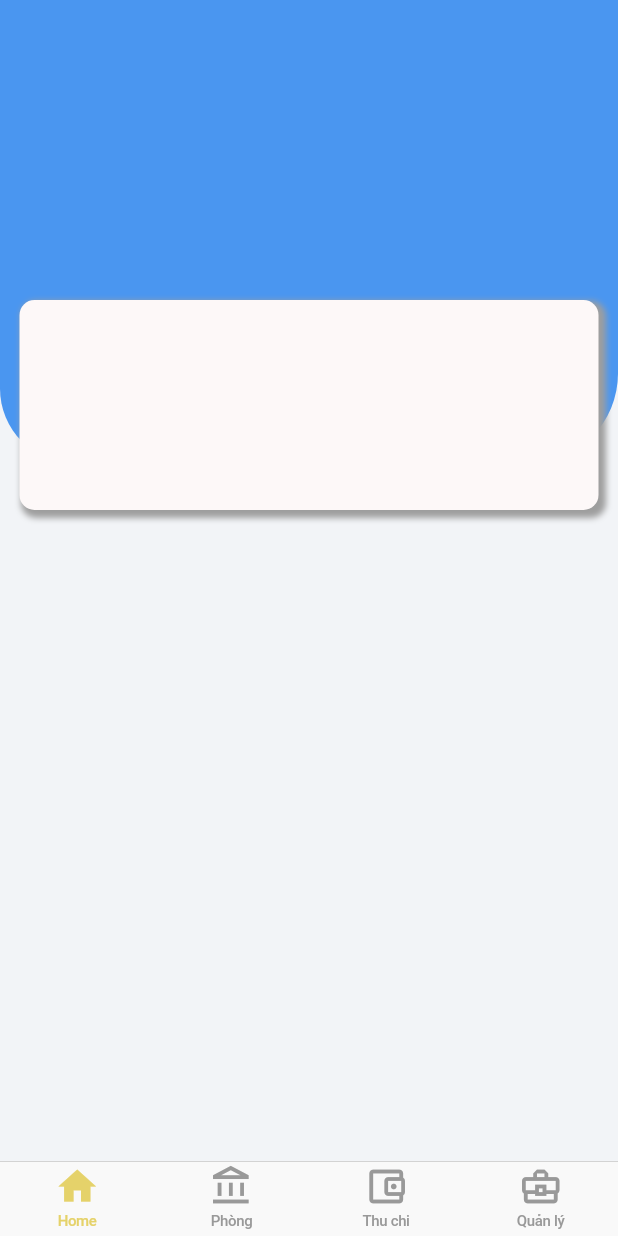
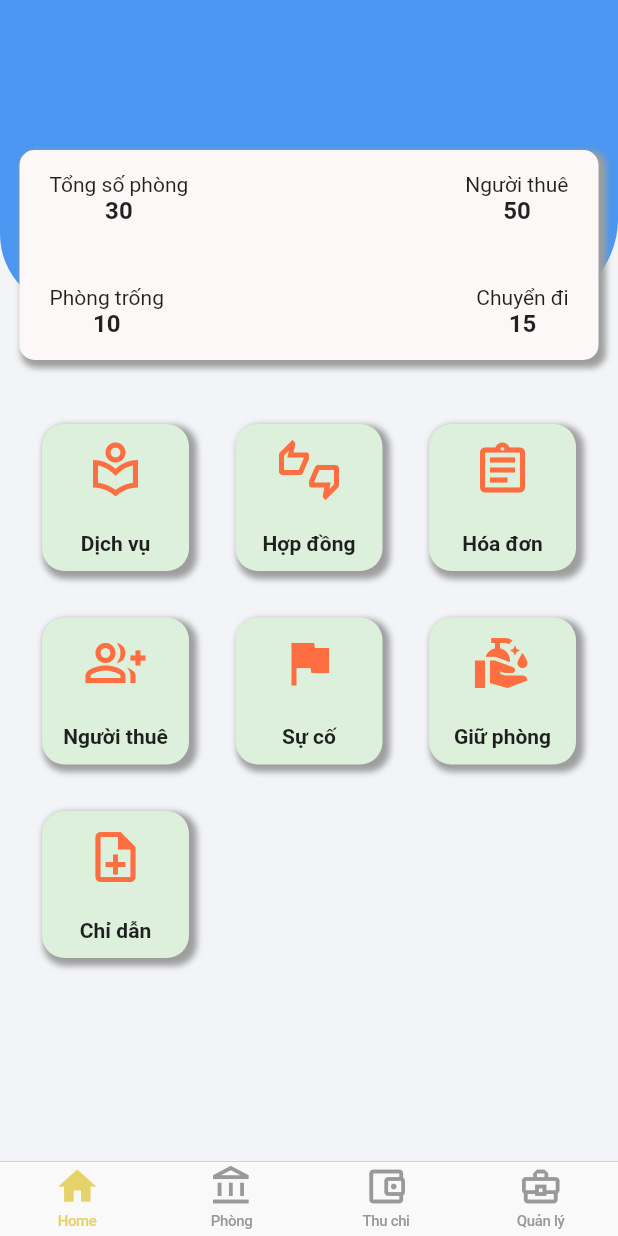
Before and after one commit to yinweii/4owner, a Flutter app: the screen it shows after launch, on a phone screen of 412 x 824 dp. Run offline on Flutter 3.47's test engine with Material 2 defaults, Android fonts, the phone set to English and light mode, and no system bars; our stand-ins replace logger; generated files the repository leaves out were written again.

```diff
--- a/lib/screens/home/home_screen.dart
+++ b/lib/screens/home/home_screen.dart
@@ -14,11 +14,14 @@ class _HomeScreenState extends State<HomeScreen> {
   Widget build(BuildContext context) {
     return Scaffold(
       backgroundColor: AppColors.background,
-      body: Stack(
-        fit: StackFit.loose,
+      body: Column(
+        children: [
+          SizedBox(
+            height: Utils.sizeHeight(context) * 1 / 3,
+            child: Stack(
               children: [
                 Container(
-            height: Utils.sizeHeight(context) * 1.5 / 4,
+                  height: Utils.sizeHeight(context) * 1 / 4,
                   decoration: const BoxDecoration(
                     color: AppColors.blue2,
                     borderRadius: BorderRadius.only(
@@ -28,7 +31,7 @@ class _HomeScreenState extends State<HomeScreen> {
                   ),
                 ),
                 Positioned(
-            top: 200,
+                  top: 100,
                   right: 3,
                   left: 3,
                   child: Padding(
@@ -51,12 +54,179 @@ class _HomeScreenState extends State<HomeScreen> {
                           )
                         ],
                       ),
+                      child: Padding(
+                        padding: const EdgeInsets.symmetric(
+                            vertical: 15, horizontal: 20),
+                        child: Column(
+                          mainAxisAlignment: MainAxisAlignment.spaceBetween,
+                          children: [
+                            Row(
+                              mainAxisAlignment: MainAxisAlignment.spaceBetween,
+                              children: const [
+                                BuildTopItem(
+                                  text: 'Tổng số phòng',
+                                  number: 30,
+                                ),
+                                BuildTopItem(
+                                  text: 'Người thuê',
+                                  number: 50,
+                                ),
+                              ],
+                            ),
+                            Row(
+                              mainAxisAlignment: MainAxisAlignment.spaceBetween,
+                              children: const [
+                                BuildTopItem(
+                                  text: 'Phòng trống',
+                                  number: 10,
+                                ),
+                                BuildTopItem(
+                                  text: 'Chuyển đi',
+                                  number: 15,
+                                ),
+                              ],
+                            ),
+                          ],
                         ),
                       ),
                     ),
-          Container()
+                  ),
+                ),
+              ],
+            ),
+          ),
+          SizedBox(
+            height: Utils.sizeHeight(context) * 2 / 3,
+            child: Padding(
+              padding: const EdgeInsets.only(left: 20, right: 20),
+              child: GridView.count(
+                crossAxisSpacing: 15,
+                mainAxisSpacing: 15,
+                crossAxisCount: 3,
+                shrinkWrap: true,
+                clipBehavior: Clip.antiAlias,
+                children: const <Widget>[
+                  BuildItem(
+                    icon: Icon(
+                      Icons.local_library_outlined,
+                      size: 40,
+                      color: Colors.deepOrangeAccent,
+                    ),
+                    text: 'Dịch vụ',
+                  ),
+                  BuildItem(
+                    icon: Icon(
+                      Icons.thumbs_up_down_outlined,
+                      size: 40,
+                      color: Colors.deepOrangeAccent,
+                    ),
+                    text: 'Hợp đồng',
+                  ),
+                  BuildItem(
+                    icon: Icon(
+                      Icons.assignment_outlined,
+                      size: 40,
+                      color: Colors.deepOrangeAccent,
+                    ),
+                    text: 'Hóa đơn',
+                  ),
+                  BuildItem(
+                    icon: Icon(
+                      Icons.group_add_outlined,
+                      size: 40,
+                      color: Colors.deepOrangeAccent,
+                    ),
+                    text: 'Người thuê',
+                  ),
+                  BuildItem(
+                    icon: Icon(
+                      Icons.flag,
+                      size: 40,
+                      color: Colors.deepOrangeAccent,
+                    ),
+                    text: 'Sự cố',
+                  ),
+                  BuildItem(
+                    icon: Icon(
+                      Icons.clean_hands,
+                      size: 40,
+                      color: Colors.deepOrangeAccent,
+                    ),
+                    text: 'Giữ phòng',
+                  ),
+                  BuildItem(
+                    icon: Icon(
+                      Icons.note_add_outlined,
+                      size: 40,
+                      color: Colors.deepOrangeAccent,
+                    ),
+                    text: 'Chỉ dẫn',
+                  ),
+                ],
+              ),
+            ),
+          )
         ],
       ),
     );
   }
 }
+
+class BuildItem extends StatelessWidget {
+  const BuildItem({Key? key, this.icon, this.text}) : super(key: key);
+  final Icon? icon;
+  final String? text;
+
+  @override
+  Widget build(BuildContext context) {
+    return Padding(
+      padding: const EdgeInsets.all(8.0),
+      child: Container(
+        decoration: BoxDecoration(
+          color: AppColors.greenLight,
+          borderRadius: BorderRadius.circular(15),
+          boxShadow: const [
+            BoxShadow(
+              color: Colors.grey,
+              blurRadius: 3, // soften the shadow
+              spreadRadius: 2.0, //extend the shadow
+              offset: Offset(
+                3, // Move to right 10  horizontally
+                3, // Move to bottom 10 Vertically
+              ),
+            )
+          ],
+        ),
+        child: Column(
+          mainAxisAlignment: MainAxisAlignment.spaceAround,
+          children: [
+            icon!,
+            Text(
+              text!,
+              style: const TextStyle(fontSize: 14, fontWeight: FontWeight.w600),
+            ),
+          ],
+        ),
+      ),
+    );
+  }
+}
+
+class BuildTopItem extends StatelessWidget {
+  const BuildTopItem({Key? key, this.text, this.number}) : super(key: key);
+  final String? text;
+  final int? number;
+
+  @override
+  Widget build(BuildContext context) {
+    return Column(
+      children: [
+        Text(text!),
+        Text(
+          '${number!}',
+          style: const TextStyle(fontSize: 16, fontWeight: FontWeight.w700),
+        ),
+      ],
+    );
+  }
+}
--- a/lib/screens/income/icome_screen.dart
+++ b/lib/screens/income/icome_screen.dart
@@ -10,7 +10,7 @@ class IncomeScreen extends StatefulWidget {
 class _IncomeScreenState extends State<IncomeScreen> {
   @override
   Widget build(BuildContext context) {
-    return Scaffold(
+    return const Scaffold(
       body: Center(
         child: Text('Income screen'),
       ),
--- a/lib/screens/mypage/mypage.dart
+++ b/lib/screens/mypage/mypage.dart
@@ -1,10 +1,10 @@
 import 'package:flutter/cupertino.dart';
 import 'package:flutter/material.dart';
 import 'package:owner_app/constants/export.dart';
+import 'package:owner_app/screens/floor/room_screen.dart';
 import 'package:owner_app/screens/home/home_screen.dart';
 import 'package:owner_app/screens/income/icome_screen.dart';
 import 'package:owner_app/screens/manager/manager_screen.dart';
-import 'package:owner_app/screens/room/room_screen.dart';
 
 class MyPage extends StatefulWidget {
   const MyPage({Key? key}) : super(key: key);
@@ -16,7 +16,7 @@ class MyPage extends StatefulWidget {
 class _MyPageState extends State<MyPage> {
   List<Widget> tabs = [
     const HomeScreen(),
-    const Room(),
+    const FloorScreen(),
     const IncomeScreen(),
     const ManagerScreen(),
   ];
```
Also changed, not shown: lib/model/floor_model.dart (added, +28 -0 lines), lib/provider/floor_provider.dart (added, +28 -0 lines), lib/room/room_screen.dart (added, +22 -0 lines), lib/screens/floor/room_screen.dart (added, +144 -0 lines), lib/screens/room/room_screen.dart (deleted, +0 -19 lines), assets/building.png (added). Lines whose indentation alone changed are shown as unchanged.
